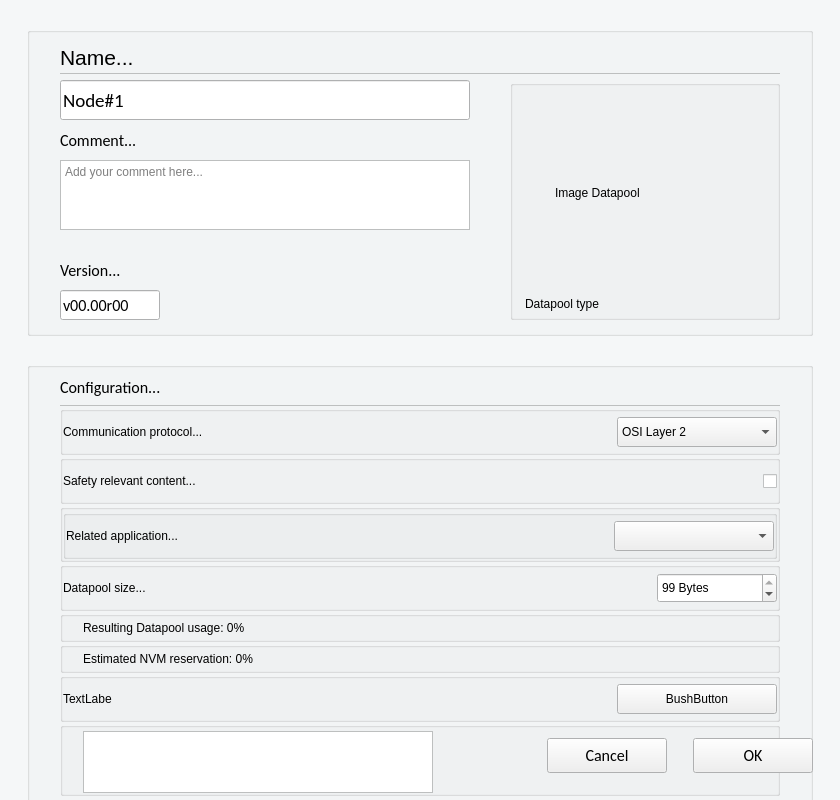
openSYDE/openSYDE, file opensyde_tool/src/system_definition/node_edit/datapools/C_SdNdeDpProperties.ui: the form before one commit.
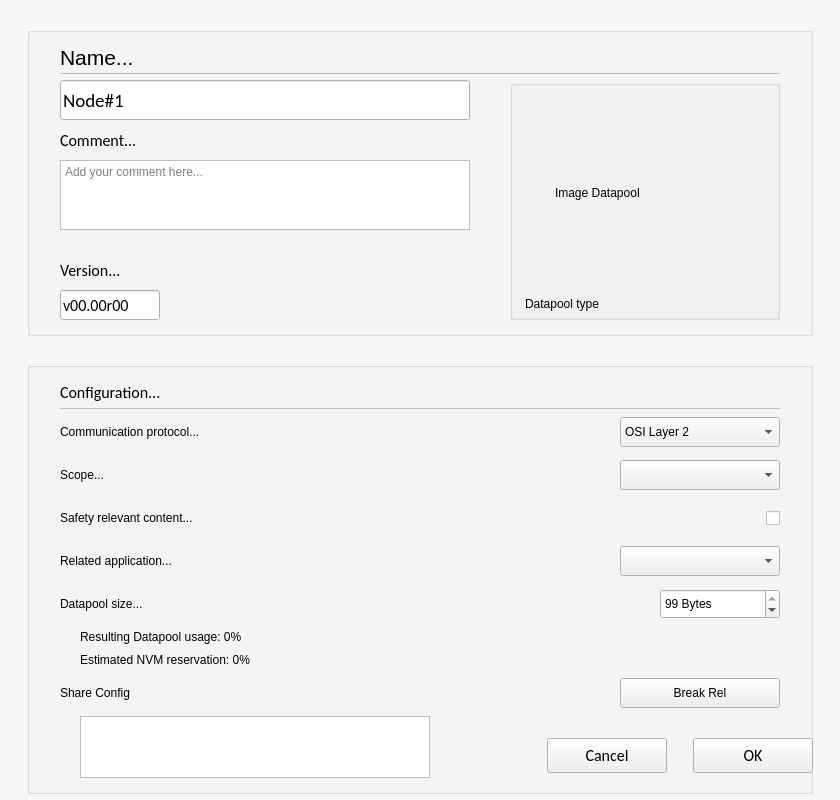
The form after the commit. Custom widgets are drawn as their Qt base class.

The edit to the form file:
```diff
--- a/opensyde_tool/src/system_definition/node_edit/datapools/C_SdNdeDpProperties.ui
+++ b/opensyde_tool/src/system_definition/node_edit/datapools/C_SdNdeDpProperties.ui
@@ -626,14 +626,247 @@
        <number>13</number>
       </property>
       <item>
-       <layout class="QVBoxLayout" name="verticalLayout_7">
-        <item>
-         <layout class="QHBoxLayout" name="horizontalLayout_14">
+       <layout class="QGridLayout" name="gridLayout">
+        <property name="verticalSpacing">
+         <number>3</number>
+        </property>
+        <item row="6" column="0">
+         <spacer name="pc_SpacerSize">
+          <property name="orientation">
+           <enum>Qt::Horizontal</enum>
+          </property>
+          <property name="sizeType">
+           <enum>QSizePolicy::Fixed</enum>
+          </property>
+          <property name="sizeHint" stdset="0">
+           <size>
+            <width>14</width>
+            <height>0</height>
+           </size>
+          </property>
+         </spacer>
+        </item>
+        <item row="3" column="2">
+         <spacer name="horizontalSpacer_8">
+          <property name="orientation">
+           <enum>Qt::Horizontal</enum>
+          </property>
+          <property name="sizeHint" stdset="0">
+           <size>
+            <width>40</width>
+            <height>1</height>
+           </size>
+          </property>
+         </spacer>
+        </item>
+        <item row="6" column="1">
+         <widget class="stw_opensyde_gui_elements::C_OgeLabGroupSubItem" name="pc_LabelDataPoolUsage">
+          <property name="minimumSize">
+           <size>
+            <width>0</width>
+            <height>20</height>
+           </size>
+          </property>
+          <property name="maximumSize">
+           <size>
+            <width>16777215</width>
+            <height>20</height>
+           </size>
+          </property>
+          <property name="text">
+           <string>Resulting Datapool usage: 0%</string>
+          </property>
+         </widget>
+        </item>
+        <item row="5" column="4">
+         <widget class="stw_opensyde_gui_elements::C_OgeSpxNumber" name="pc_SpinBoxSize">
+          <property name="minimumSize">
+           <size>
+            <width>120</width>
+            <height>30</height>
+           </size>
+          </property>
+          <property name="maximumSize">
+           <size>
+            <width>120</width>
+            <height>30</height>
+           </size>
+          </property>
+          <property name="accelerated">
+           <bool>true</bool>
+          </property>
+          <property name="correctionMode">
+           <enum>QAbstractSpinBox::CorrectToPreviousValue</enum>
+          </property>
+          <property name="showGroupSeparator" stdset="0">
+           <bool>true</bool>
+          </property>
+          <property name="suffix">
+           <string> Bytes</string>
+          </property>
+          <property name="singleStep">
+           <number>100</number>
+          </property>
+          <property name="value">
+           <number>99</number>
+          </property>
+         </widget>
+        </item>
+        <item row="1" column="0" colspan="2">
+         <widget class="stw_opensyde_gui_elements::C_OgeLabGroupItem" name="pc_LabelComProt">
+          <property name="minimumSize">
+           <size>
+            <width>0</width>
+            <height>40</height>
+           </size>
+          </property>
+          <property name="maximumSize">
+           <size>
+            <width>16777215</width>
+            <height>40</height>
+           </size>
+          </property>
+          <property name="text">
+           <string>Communication protocol...</string>
+          </property>
+         </widget>
+        </item>
+        <item row="8" column="0" colspan="2">
+         <widget class="stw_opensyde_gui_elements::C_OgeLabGroupItem" name="pc_LabelDatapoolShareConfiguration">
+          <property name="minimumSize">
+           <size>
+            <width>0</width>
+            <height>40</height>
+           </size>
+          </property>
+          <property name="maximumSize">
+           <size>
+            <width>16777215</width>
+            <height>40</height>
+           </size>
+          </property>
+          <property name="text">
+           <string>Share Config</string>
+          </property>
+         </widget>
+        </item>
+        <item row="3" column="0" colspan="2">
+         <widget class="stw_opensyde_gui_elements::C_OgeLabGroupItem" name="pc_LabelSafetyContent">
+          <property name="minimumSize">
+           <size>
+            <width>0</width>
+            <height>40</height>
+           </size>
+          </property>
+          <property name="maximumSize">
+           <size>
+            <width>16777215</width>
+            <height>40</height>
+           </size>
+          </property>
+          <property name="text">
+           <string>Safety relevant content...</string>
+          </property>
+         </widget>
+        </item>
+        <item row="4" column="0" colspan="2">
+         <widget class="stw_opensyde_gui_elements::C_OgeLabGroupItem" name="pc_LabelRelatedApplication">
+          <property name="minimumSize">
+           <size>
+            <width>0</width>
+            <height>40</height>
+           </size>
+          </property>
+          <property name="maximumSize">
+           <size>
+            <width>16777215</width>
+            <height>40</height>
+           </size>
+          </property>
+          <property name="text">
+           <string>Related application...</string>
+          </property>
+         </widget>
+        </item>
+        <item row="9" column="1">
+         <widget class="stw_opensyde_gui::C_SdNdeDpSelectorAddListWidget" name="pc_ListWidgetSharedDatapoolInfo">
+          <property name="sizePolicy">
+           <sizepolicy hsizetype="Fixed" vsizetype="Expanding">
+            <horstretch>0</horstretch>
+            <verstretch>0</verstretch>
+           </sizepolicy>
+          </property>
+          <property name="minimumSize">
+           <size>
+            <width>350</width>
+            <height>62</height>
+           </size>
+          </property>
+          <property name="maximumSize">
+           <size>
+            <width>350</width>
+            <height>62</height>
+           </size>
+          </property>
+         </widget>
+        </item>
+        <item row="5" column="0" colspan="2">
+         <widget class="stw_opensyde_gui_elements::C_OgeLabGroupItem" name="pc_LabelDatapoolSize">
+          <property name="minimumSize">
+           <size>
+            <width>0</width>
+            <height>40</height>
+           </size>
+          </property>
+          <property name="maximumSize">
+           <size>
+            <width>16777215</width>
+            <height>40</height>
+           </size>
+          </property>
+          <property name="text">
+           <string>Datapool size...</string>
+          </property>
+         </widget>
+        </item>
+        <item row="7" column="1">
+         <widget class="stw_opensyde_gui_elements::C_OgeLabGroupSubItem" name="pc_LabelDataPoolReservation">
+          <property name="minimumSize">
+           <size>
+            <width>0</width>
+            <height>20</height>
+           </size>
+          </property>
+          <property name="maximumSize">
+           <size>
+            <width>16777215</width>
+            <height>20</height>
+           </size>
+          </property>
+          <property name="text">
+           <string>Estimated NVM reservation: 0%</string>
+          </property>
+         </widget>
+        </item>
+        <item row="0" column="0" colspan="5">
+         <layout class="QVBoxLayout" name="verticalLayout_10">
           <property name="spacing">
            <number>0</number>
           </property>
           <item>
            <widget class="stw_opensyde_gui_elements::C_OgeLabHeadingGroupBold" name="pc_LabelConfigurationHeading">
+            <property name="minimumSize">
+             <size>
+              <width>0</width>
+              <height>30</height>
+             </size>
+            </property>
+            <property name="maximumSize">
+             <size>
+              <width>16777215</width>
+              <height>30</height>
+             </size>
+            </property>
             <property name="font">
              <font>
               <family>Calibri</family>
@@ -646,41 +879,13 @@
            </widget>
           </item>
           <item>
-           <spacer name="horizontalSpacer_14">
-            <property name="orientation">
-             <enum>Qt::Horizontal</enum>
-            </property>
-            <property name="sizeType">
-             <enum>QSizePolicy::Expanding</enum>
-            </property>
-            <property name="sizeHint" stdset="0">
-             <size>
-              <width>40</width>
-              <height>20</height>
-             </size>
-            </property>
-           </spacer>
-          </item>
-         </layout>
-        </item>
-        <item>
-         <layout class="QHBoxLayout" name="horizontalLayout_6">
-          <item>
-           <layout class="QVBoxLayout" name="verticalLayout_5">
-            <property name="spacing">
-             <number>0</number>
-            </property>
-            <item>
-             <layout class="QHBoxLayout" name="horizontalLayout_20" stretch="1">
+           <layout class="QHBoxLayout" name="horizontalLayout_20" stretch="0">
               <property name="spacing">
                <number>0</number>
               </property>
               <property name="topMargin">
                <number>1</number>
               </property>
-              <property name="bottomMargin">
-               <number>0</number>
-              </property>
               <item>
                <widget class="stw_opensyde_gui_elements::C_OgeFrameSeparator" name="frame_2">
                 <property name="minimumSize">
@@ -705,62 +910,9 @@
               </item>
              </layout>
             </item>
-            <item>
-             <widget class="stw_opensyde_gui_elements::C_OgeGbxTransparent" name="pc_ComProtGroup">
-              <property name="title">
-               <string/>
-              </property>
-              <layout class="QVBoxLayout" name="verticalLayout_26">
-               <property name="spacing">
-                <number>6</number>
-               </property>
-               <property name="leftMargin">
-                <number>0</number>
-               </property>
-               <property name="topMargin">
-                <number>0</number>
-               </property>
-               <property name="rightMargin">
-                <number>0</number>
-               </property>
-               <property name="bottomMargin">
-                <number>0</number>
-               </property>
-               <item>
-                <layout class="QHBoxLayout" name="horizontalLayout_12" stretch="0,1,0">
-                 <item>
-                  <widget class="stw_opensyde_gui_elements::C_OgeLabGroupItem" name="pc_LabelComProt">
-                   <property name="minimumSize">
-                    <size>
-                     <width>0</width>
-                     <height>40</height>
-                    </size>
-                   </property>
-                   <property name="maximumSize">
-                    <size>
-                     <width>16777215</width>
-                     <height>40</height>
-                    </size>
-                   </property>
-                   <property name="text">
-                    <string>Communication protocol...</string>
-                   </property>
-                  </widget>
-                 </item>
-                 <item>
-                  <spacer name="horizontalSpacer_11">
-                   <property name="orientation">
-                    <enum>Qt::Horizontal</enum>
-                   </property>
-                   <property name="sizeHint" stdset="0">
-                    <size>
-                     <width>40</width>
-                     <height>1</height>
-                    </size>
-                   </property>
-                  </spacer>
-                 </item>
-                 <item>
+         </layout>
+        </item>
+        <item row="1" column="3" colspan="2">
                   <widget class="stw_opensyde_gui_elements::C_OgeCbxText" name="pc_ComboBoxProtocol">
                    <property name="minimumSize">
                     <size>
@@ -791,67 +943,26 @@
                    </item>
                   </widget>
                  </item>
-                </layout>
-               </item>
-              </layout>
-             </widget>
-            </item>
-            <item>
-             <widget class="stw_opensyde_gui_elements::C_OgeGbxTransparent" name="pc_SafetyGroup">
-              <property name="title">
-               <string/>
-              </property>
-              <layout class="QVBoxLayout" name="verticalLayout_24">
-               <property name="spacing">
-                <number>6</number>
-               </property>
-               <property name="leftMargin">
-                <number>0</number>
-               </property>
-               <property name="topMargin">
-                <number>0</number>
-               </property>
-               <property name="rightMargin">
-                <number>0</number>
-               </property>
-               <property name="bottomMargin">
-                <number>0</number>
-               </property>
-               <item>
-                <layout class="QHBoxLayout" name="horizontalLayout_8" stretch="0,1,0">
-                 <item>
-                  <widget class="stw_opensyde_gui_elements::C_OgeLabGroupItem" name="pc_LabelSafetyContent">
+        <item row="4" column="3" colspan="2">
+         <widget class="stw_opensyde_gui_elements::C_OgeCbxText" name="pc_ComboBoxApplication">
                    <property name="minimumSize">
                     <size>
-                     <width>0</width>
-                     <height>40</height>
+            <width>160</width>
+            <height>30</height>
                     </size>
                    </property>
                    <property name="maximumSize">
                     <size>
-                     <width>16777215</width>
-                     <height>40</height>
-                    </size>
-                   </property>
-                   <property name="text">
-                    <string>Safety relevant content...</string>
+            <width>160</width>
+            <height>30</height>
+           </size>
+          </property>
+          <property name="currentText">
+           <string comment="asdf" extracomment="asdf"/>
                    </property>
                   </widget>
                  </item>
-                 <item>
-                  <spacer name="horizontalSpacer_7">
-                   <property name="orientation">
-                    <enum>Qt::Horizontal</enum>
-                   </property>
-                   <property name="sizeHint" stdset="0">
-                    <size>
-                     <width>40</width>
-                     <height>1</height>
-                    </size>
-                   </property>
-                  </spacer>
-                 </item>
-                 <item>
+        <item row="3" column="3" colspan="2">
                   <widget class="stw_opensyde_gui_elements::C_OgeChxTristateTransparentToggle" name="pc_CheckBoxSafety">
                    <property name="enabled">
                     <bool>true</bool>
@@ -885,390 +996,7 @@
                    </property>
                   </widget>
                  </item>
-                </layout>
-               </item>
-              </layout>
-             </widget>
-            </item>
-            <item>
-             <widget class="stw_opensyde_gui_elements::C_OgeGbxTransparent" name="pc_ApplicationGroup">
-              <property name="title">
-               <string/>
-              </property>
-              <layout class="QVBoxLayout" name="verticalLayout_25">
-               <property name="spacing">
-                <number>6</number>
-               </property>
-               <property name="leftMargin">
-                <number>0</number>
-               </property>
-               <property name="topMargin">
-                <number>0</number>
-               </property>
-               <property name="rightMargin">
-                <number>0</number>
-               </property>
-               <property name="bottomMargin">
-                <number>0</number>
-               </property>
-               <item>
-                <widget class="stw_opensyde_gui_elements::C_OgeGbxTransparent" name="pc_GroupBoxApplication">
-                 <layout class="QHBoxLayout" name="horizontalLayout_11" stretch="0,1,0">
-                  <property name="leftMargin">
-                   <number>0</number>
-                  </property>
-                  <property name="topMargin">
-                   <number>0</number>
-                  </property>
-                  <property name="rightMargin">
-                   <number>0</number>
-                  </property>
-                  <property name="bottomMargin">
-                   <number>0</number>
-                  </property>
-                  <item>
-                   <widget class="stw_opensyde_gui_elements::C_OgeLabGroupItem" name="pc_LabelRelatedApplication">
-                    <property name="minimumSize">
-                     <size>
-                      <width>0</width>
-                      <height>40</height>
-                     </size>
-                    </property>
-                    <property name="maximumSize">
-                     <size>
-                      <width>16777215</width>
-                      <height>40</height>
-                     </size>
-                    </property>
-                    <property name="text">
-                     <string>Related application...</string>
-                    </property>
-                   </widget>
-                  </item>
-                  <item>
-                   <spacer name="horizontalSpacer_8">
-                    <property name="orientation">
-                     <enum>Qt::Horizontal</enum>
-                    </property>
-                    <property name="sizeHint" stdset="0">
-                     <size>
-                      <width>40</width>
-                      <height>1</height>
-                     </size>
-                    </property>
-                   </spacer>
-                  </item>
-                  <item>
-                   <widget class="stw_opensyde_gui_elements::C_OgeCbxText" name="pc_ComboBoxApplication">
-                    <property name="minimumSize">
-                     <size>
-                      <width>160</width>
-                      <height>30</height>
-                     </size>
-                    </property>
-                    <property name="maximumSize">
-                     <size>
-                      <width>160</width>
-                      <height>30</height>
-                     </size>
-                    </property>
-                    <property name="currentText">
-                     <string comment="asdf" extracomment="asdf"/>
-                    </property>
-                   </widget>
-                  </item>
-                 </layout>
-                </widget>
-               </item>
-              </layout>
-             </widget>
-            </item>
-            <item>
-             <widget class="stw_opensyde_gui_elements::C_OgeGbxTransparent" name="pc_SizeGroup">
-              <property name="title">
-               <string/>
-              </property>
-              <layout class="QVBoxLayout" name="verticalLayout_27">
-               <property name="spacing">
-                <number>6</number>
-               </property>
-               <property name="leftMargin">
-                <number>0</number>
-               </property>
-               <property name="topMargin">
-                <number>0</number>
-               </property>
-               <property name="rightMargin">
-                <number>0</number>
-               </property>
-               <property name="bottomMargin">
-                <number>0</number>
-               </property>
-               <item>
-                <layout class="QHBoxLayout" name="pc_HorizontalLayout_Size" stretch="0,1,0">
-                 <item>
-                  <widget class="stw_opensyde_gui_elements::C_OgeLabGroupItem" name="pc_LabelDatapoolSize">
-                   <property name="minimumSize">
-                    <size>
-                     <width>0</width>
-                     <height>40</height>
-                    </size>
-                   </property>
-                   <property name="maximumSize">
-                    <size>
-                     <width>16777215</width>
-                     <height>40</height>
-                    </size>
-                   </property>
-                   <property name="text">
-                    <string>Datapool size...</string>
-                   </property>
-                  </widget>
-                 </item>
-                 <item>
-                  <spacer name="horizontalSpacer_12">
-                   <property name="orientation">
-                    <enum>Qt::Horizontal</enum>
-                   </property>
-                   <property name="sizeHint" stdset="0">
-                    <size>
-                     <width>40</width>
-                     <height>1</height>
-                    </size>
-                   </property>
-                  </spacer>
-                 </item>
-                 <item>
-                  <widget class="stw_opensyde_gui_elements::C_OgeSpxNumber" name="pc_SpinBoxSize">
-                   <property name="minimumSize">
-                    <size>
-                     <width>120</width>
-                     <height>30</height>
-                    </size>
-                   </property>
-                   <property name="maximumSize">
-                    <size>
-                     <width>120</width>
-                     <height>30</height>
-                    </size>
-                   </property>
-                   <property name="accelerated">
-                    <bool>true</bool>
-                   </property>
-                   <property name="correctionMode">
-                    <enum>QAbstractSpinBox::CorrectToPreviousValue</enum>
-                   </property>
-                   <property name="showGroupSeparator" stdset="0">
-                    <bool>true</bool>
-                   </property>
-                   <property name="suffix">
-                    <string> Bytes</string>
-                   </property>
-                   <property name="singleStep">
-                    <number>100</number>
-                   </property>
-                   <property name="value">
-                    <number>99</number>
-                   </property>
-                  </widget>
-                 </item>
-                </layout>
-               </item>
-              </layout>
-             </widget>
-            </item>
-            <item>
-             <spacer name="verticalSpacer">
-              <property name="orientation">
-               <enum>Qt::Vertical</enum>
-              </property>
-              <property name="sizeHint" stdset="0">
-               <size>
-                <width>20</width>
-                <height>0</height>
-               </size>
-              </property>
-             </spacer>
-            </item>
-            <item>
-             <widget class="stw_opensyde_gui_elements::C_OgeGbxTransparent" name="pc_SizeInfoUsageGroup">
-              <property name="title">
-               <string/>
-              </property>
-              <layout class="QVBoxLayout" name="verticalLayout_3">
-               <property name="leftMargin">
-                <number>0</number>
-               </property>
-               <property name="topMargin">
-                <number>0</number>
-               </property>
-               <property name="rightMargin">
-                <number>0</number>
-               </property>
-               <property name="bottomMargin">
-                <number>0</number>
-               </property>
-               <item>
-                <layout class="QHBoxLayout" name="horizontalLayout_15" stretch="0,0,1">
-                 <property name="bottomMargin">
-                  <number>0</number>
-                 </property>
-                 <item>
-                  <spacer name="horizontalSpacer">
-                   <property name="orientation">
-                    <enum>Qt::Horizontal</enum>
-                   </property>
-                   <property name="sizeType">
-                    <enum>QSizePolicy::Fixed</enum>
-                   </property>
-                   <property name="sizeHint" stdset="0">
-                    <size>
-                     <width>20</width>
-                     <height>20</height>
-                    </size>
-                   </property>
-                  </spacer>
-                 </item>
-                 <item>
-                  <widget class="stw_opensyde_gui_elements::C_OgeLabGroupSubItem" name="pc_LabelDataPoolUsage">
-                   <property name="text">
-                    <string>Resulting Datapool usage: 0%</string>
-                   </property>
-                  </widget>
-                 </item>
-                 <item>
-                  <spacer name="horizontalSpacer_2">
-                   <property name="orientation">
-                    <enum>Qt::Horizontal</enum>
-                   </property>
-                   <property name="sizeHint" stdset="0">
-                    <size>
-                     <width>40</width>
-                     <height>20</height>
-                    </size>
-                   </property>
-                  </spacer>
-                 </item>
-                </layout>
-               </item>
-              </layout>
-             </widget>
-            </item>
-            <item>
-             <widget class="stw_opensyde_gui_elements::C_OgeGbxTransparent" name="pc_SizeInfoReservedGroup">
-              <property name="title">
-               <string/>
-              </property>
-              <layout class="QVBoxLayout" name="verticalLayout_6">
-               <property name="leftMargin">
-                <number>0</number>
-               </property>
-               <property name="topMargin">
-                <number>0</number>
-               </property>
-               <property name="rightMargin">
-                <number>0</number>
-               </property>
-               <property name="bottomMargin">
-                <number>0</number>
-               </property>
-               <item>
-                <layout class="QHBoxLayout" name="horizontalLayout_13" stretch="0,0,1">
-                 <item>
-                  <spacer name="horizontalSpacer_13">
-                   <property name="orientation">
-                    <enum>Qt::Horizontal</enum>
-                   </property>
-                   <property name="sizeType">
-                    <enum>QSizePolicy::Fixed</enum>
-                   </property>
-                   <property name="sizeHint" stdset="0">
-                    <size>
-                     <width>20</width>
-                     <height>20</height>
-                    </size>
-                   </property>
-                  </spacer>
-                 </item>
-                 <item>
-                  <widget class="stw_opensyde_gui_elements::C_OgeLabGroupSubItem" name="pc_LabelDataPoolReservation">
-                   <property name="text">
-                    <string>Estimated NVM reservation: 0%</string>
-                   </property>
-                  </widget>
-                 </item>
-                 <item>
-                  <spacer name="horizontalSpacer_15">
-                   <property name="orientation">
-                    <enum>Qt::Horizontal</enum>
-                   </property>
-                   <property name="sizeHint" stdset="0">
-                    <size>
-                     <width>40</width>
-                     <height>20</height>
-                    </size>
-                   </property>
-                  </spacer>
-                 </item>
-                </layout>
-               </item>
-              </layout>
-             </widget>
-            </item>
-            <item>
-             <widget class="stw_opensyde_gui_elements::C_OgeGbxTransparent" name="pc_GroupBoxShareConfiguration">
-              <property name="title">
-               <string/>
-              </property>
-              <layout class="QHBoxLayout" name="horizontalLayout_22" stretch="0,1,0">
-               <property name="spacing">
-                <number>6</number>
-               </property>
-               <property name="leftMargin">
-                <number>0</number>
-               </property>
-               <property name="topMargin">
-                <number>0</number>
-               </property>
-               <property name="rightMargin">
-                <number>0</number>
-               </property>
-               <property name="bottomMargin">
-                <number>0</number>
-               </property>
-               <item>
-                <widget class="stw_opensyde_gui_elements::C_OgeLabGroupItem" name="pc_LabelDatapoolShareConfiguration">
-                 <property name="minimumSize">
-                  <size>
-                   <width>0</width>
-                   <height>40</height>
-                  </size>
-                 </property>
-                 <property name="maximumSize">
-                  <size>
-                   <width>16777215</width>
-                   <height>40</height>
-                  </size>
-                 </property>
-                 <property name="text">
-                  <string>TextLabe</string>
-                 </property>
-                </widget>
-               </item>
-               <item>
-                <spacer name="horizontalSpacer_18">
-                 <property name="orientation">
-                  <enum>Qt::Horizontal</enum>
-                 </property>
-                 <property name="sizeHint" stdset="0">
-                  <size>
-                   <width>476</width>
-                   <height>20</height>
-                  </size>
-                 </property>
-                </spacer>
-               </item>
-               <item>
+        <item row="8" column="3" colspan="2">
                 <widget class="stw_opensyde_gui_elements::C_OgePubConfigure" name="pc_BushButtonBreakRelation">
                  <property name="minimumSize">
                   <size>
@@ -1283,106 +1011,44 @@
                   </size>
                  </property>
                  <property name="text">
-                  <string>BushButton</string>
+           <string>Break Rel</string>
                  </property>
                 </widget>
                </item>
-              </layout>
-             </widget>
-            </item>
-            <item>
-             <widget class="stw_opensyde_gui_elements::C_OgeGbxTransparent" name="pc_GroupBoxShareConfigurationList">
-              <property name="title">
-               <string/>
-              </property>
-              <layout class="QHBoxLayout" name="horizontalLayout_23" stretch="0,0,1">
-               <property name="leftMargin">
-                <number>0</number>
-               </property>
-               <property name="topMargin">
-                <number>3</number>
-               </property>
-               <property name="rightMargin">
-                <number>0</number>
-               </property>
-               <property name="bottomMargin">
-                <number>0</number>
-               </property>
-               <item>
-                <spacer name="horizontalSpacer_20">
-                 <property name="orientation">
-                  <enum>Qt::Horizontal</enum>
-                 </property>
-                 <property name="sizeType">
-                  <enum>QSizePolicy::Fixed</enum>
-                 </property>
-                 <property name="sizeHint" stdset="0">
-                  <size>
-                   <width>20</width>
-                   <height>20</height>
-                  </size>
-                 </property>
-                </spacer>
-               </item>
-               <item>
-                <widget class="QWidget" name="widget_2" native="true">
-                 <layout class="QVBoxLayout" name="verticalLayout_9" stretch="1">
-                  <property name="leftMargin">
-                   <number>0</number>
-                  </property>
-                  <property name="topMargin">
-                   <number>0</number>
-                  </property>
-                  <property name="rightMargin">
-                   <number>0</number>
-                  </property>
-                  <property name="bottomMargin">
-                   <number>0</number>
-                  </property>
-                  <item>
-                   <widget class="stw_opensyde_gui::C_SdNdeDpSelectorAddListWidget" name="pc_ListWidgetSharedDatapoolInfo">
-                    <property name="sizePolicy">
-                     <sizepolicy hsizetype="Fixed" vsizetype="Expanding">
-                      <horstretch>0</horstretch>
-                      <verstretch>0</verstretch>
-                     </sizepolicy>
-                    </property>
+        <item row="2" column="0" colspan="2">
+         <widget class="stw_opensyde_gui_elements::C_OgeLabGroupItem" name="pc_LabelScope">
                     <property name="minimumSize">
                      <size>
-                      <width>350</width>
-                      <height>62</height>
+            <width>0</width>
+            <height>40</height>
                      </size>
                     </property>
                     <property name="maximumSize">
                      <size>
-                      <width>350</width>
-                      <height>62</height>
-                     </size>
-                    </property>
-                   </widget>
-                  </item>
-                 </layout>
-                </widget>
-               </item>
-               <item>
-                <spacer name="horizontalSpacer_21">
-                 <property name="orientation">
-                  <enum>Qt::Horizontal</enum>
-                 </property>
-                 <property name="sizeHint" stdset="0">
+            <width>16777215</width>
+            <height>40</height>
+           </size>
+          </property>
+          <property name="text">
+           <string>Scope...</string>
+          </property>
+         </widget>
+        </item>
+        <item row="2" column="3" colspan="2">
+         <widget class="stw_opensyde_gui_elements::C_OgeCbxText" name="pc_ComboBoxScope">
+          <property name="minimumSize">
+           <size>
+            <width>160</width>
+            <height>30</height>
+           </size>
+          </property>
+          <property name="maximumSize">
                   <size>
-                   <width>328</width>
-                   <height>20</height>
-                  </size>
-                 </property>
-                </spacer>
-               </item>
-              </layout>
-             </widget>
-            </item>
-           </layout>
-          </item>
-         </layout>
+            <width>160</width>
+            <height>16777215</height>
+           </size>
+          </property>
+         </widget>
         </item>
        </layout>
       </item>
@@ -1536,33 +1202,32 @@
   </layout>
  </widget>
  <customwidgets>
-  <customwidget>
-   <class>stw_opensyde_gui_elements::C_OgeLabHeadingGroupBold</class>
-   <extends>QLabel</extends>
-   <header>C_OgeLabHeadingGroupBold.h</header>
-  </customwidget>
-  <customwidget>
-   <class>stw_opensyde_gui_elements::C_OgeFrameSeparator</class>
-   <extends>QFrame</extends>
-   <header>C_OgeFrameSeparator.h</header>
-   <container>1</container>
-  </customwidget>
   <customwidget>
    <class>stw_opensyde_gui_elements::C_OgeLabGroupItem</class>
    <extends>QLabel</extends>
    <header>C_OgeLabGroupItem.h</header>
   </customwidget>
-  <customwidget>
-   <class>stw_opensyde_gui_elements::C_OgeGbxTransparent</class>
-   <extends>QGroupBox</extends>
-   <header>C_OgeGbxTransparent.h</header>
-   <container>1</container>
-  </customwidget>
   <customwidget>
    <class>stw_opensyde_gui_elements::C_OgeCbxText</class>
    <extends>QComboBox</extends>
    <header>C_OgeCbxText.h</header>
   </customwidget>
+  <customwidget>
+   <class>stw_opensyde_gui_elements::C_OgeSpxNumber</class>
+   <extends>QSpinBox</extends>
+   <header>C_OgeSpxNumber.h</header>
+  </customwidget>
+  <customwidget>
+   <class>stw_opensyde_gui_elements::C_OgeLabHeadingGroupBold</class>
+   <extends>QLabel</extends>
+   <header>C_OgeLabHeadingGroupBold.h</header>
+  </customwidget>
+  <customwidget>
+   <class>stw_opensyde_gui_elements::C_OgeFrameSeparator</class>
+   <extends>QFrame</extends>
+   <header>C_OgeFrameSeparator.h</header>
+   <container>1</container>
+  </customwidget>
   <customwidget>
    <class>stw_opensyde_gui_elements::C_OgeTedPropertiesComment</class>
    <extends>QTextEdit</extends>
@@ -1584,11 +1249,6 @@
    <extends>QLabel</extends>
    <header>C_OgeLabSvgOnly.h</header>
   </customwidget>
-  <customwidget>
-   <class>stw_opensyde_gui_elements::C_OgeSpxNumber</class>
-   <extends>QSpinBox</extends>
-   <header>C_OgeSpxNumber.h</header>
-  </customwidget>
   <customwidget>
    <class>stw_opensyde_gui_elements::C_OgeLabBusType</class>
    <extends>QLabel</extends>
```
Left out of the diff: 3 changed lines with no effect on the pictures. Lines whose indentation alone changed are shown as unchanged.
